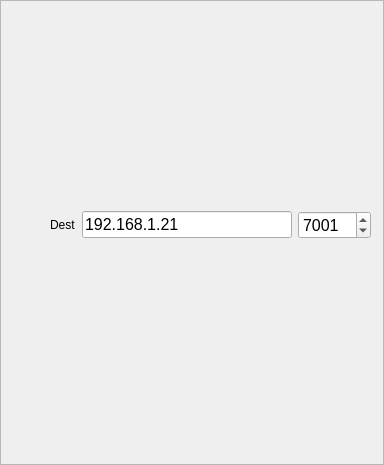
Old version of the form tools/QtOSCSensor/sensorsWidget.ui in the repository grame-cncm/inscore.
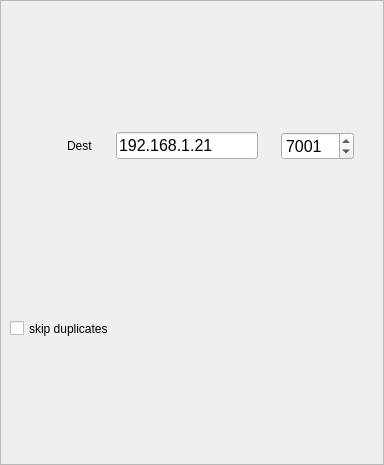
New version of the form.

Commit message: sensors tests app update

```diff
--- a/tools/QtOSCSensor/sensorsWidget.ui
+++ b/tools/QtOSCSensor/sensorsWidget.ui
@@ -10,6 +10,18 @@
     <height>465</height>
    </rect>
   </property>
+  <property name="sizePolicy">
+   <sizepolicy hsizetype="Fixed" vsizetype="Fixed">
+    <horstretch>0</horstretch>
+    <verstretch>0</verstretch>
+   </sizepolicy>
+  </property>
+  <property name="minimumSize">
+   <size>
+    <width>380</width>
+    <height>460</height>
+   </size>
+  </property>
   <property name="windowTitle">
    <string>Frame</string>
   </property>
@@ -30,12 +42,12 @@
    </property>
    <layout class="QVBoxLayout" name="verticalLayout">
     <property name="sizeConstraint">
-     <enum>QLayout::SetDefaultConstraint</enum>
+     <enum>QLayout::SetMinimumSize</enum>
     </property>
     <item>
      <layout class="QHBoxLayout" name="horizontalLayout_3">
       <property name="sizeConstraint">
-       <enum>QLayout::SetFixedSize</enum>
+       <enum>QLayout::SetMinimumSize</enum>
       </property>
       <item>
        <spacer name="horizontalSpacer">
@@ -55,6 +67,12 @@
       </item>
       <item>
        <widget class="QLabel" name="label_4">
+        <property name="sizePolicy">
+         <sizepolicy hsizetype="Fixed" vsizetype="Preferred">
+          <horstretch>0</horstretch>
+          <verstretch>0</verstretch>
+         </sizepolicy>
+        </property>
         <property name="text">
          <string>Dest</string>
         </property>
@@ -62,6 +80,18 @@
       </item>
       <item>
        <widget class="QLineEdit" name="mAddressLineEdit">
+        <property name="sizePolicy">
+         <sizepolicy hsizetype="Fixed" vsizetype="Fixed">
+          <horstretch>0</horstretch>
+          <verstretch>0</verstretch>
+         </sizepolicy>
+        </property>
+        <property name="minimumSize">
+         <size>
+          <width>100</width>
+          <height>21</height>
+         </size>
+        </property>
         <property name="font">
          <font>
           <pointsize>12</pointsize>
@@ -74,6 +104,18 @@
       </item>
       <item>
        <widget class="QSpinBox" name="mPortLineEdit">
+        <property name="sizePolicy">
+         <sizepolicy hsizetype="Fixed" vsizetype="Fixed">
+          <horstretch>0</horstretch>
+          <verstretch>0</verstretch>
+         </sizepolicy>
+        </property>
+        <property name="minimumSize">
+         <size>
+          <width>70</width>
+          <height>24</height>
+         </size>
+        </property>
         <property name="font">
          <font>
           <pointsize>12</pointsize>
@@ -94,6 +136,9 @@
       <property name="orientation">
        <enum>Qt::Horizontal</enum>
       </property>
+      <property name="sizeType">
+       <enum>QSizePolicy::Fixed</enum>
+      </property>
       <property name="sizeHint" stdset="0">
        <size>
         <width>40</width>
@@ -102,6 +147,41 @@
       </property>
      </spacer>
     </item>
+    <item>
+     <spacer name="horizontalSpacer_3">
+      <property name="orientation">
+       <enum>Qt::Horizontal</enum>
+      </property>
+      <property name="sizeType">
+       <enum>QSizePolicy::Fixed</enum>
+      </property>
+      <property name="sizeHint" stdset="0">
+       <size>
+        <width>40</width>
+        <height>20</height>
+       </size>
+      </property>
+     </spacer>
+    </item>
+    <item>
+     <widget class="QCheckBox" name="mSkip">
+      <property name="sizePolicy">
+       <sizepolicy hsizetype="Fixed" vsizetype="Fixed">
+        <horstretch>0</horstretch>
+        <verstretch>0</verstretch>
+       </sizepolicy>
+      </property>
+      <property name="minimumSize">
+       <size>
+        <width>120</width>
+        <height>21</height>
+       </size>
+      </property>
+      <property name="text">
+       <string>skip duplicates</string>
+      </property>
+     </widget>
+    </item>
    </layout>
   </widget>
  </widget>
```
The commit also changes 6 other files.
